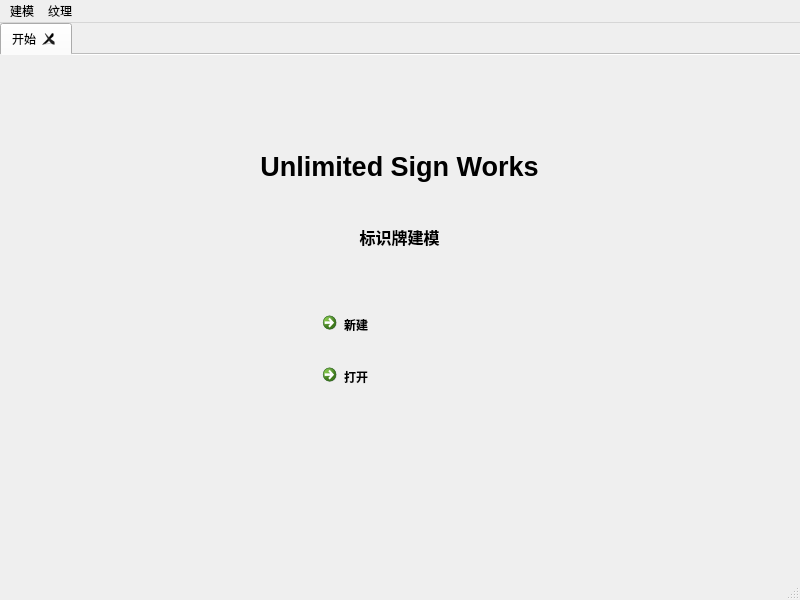
This is app/win/MainWindow.ui in Arkueid/unlimited-sign-works as Qt 5 draws it before an edit. The edited form follows.
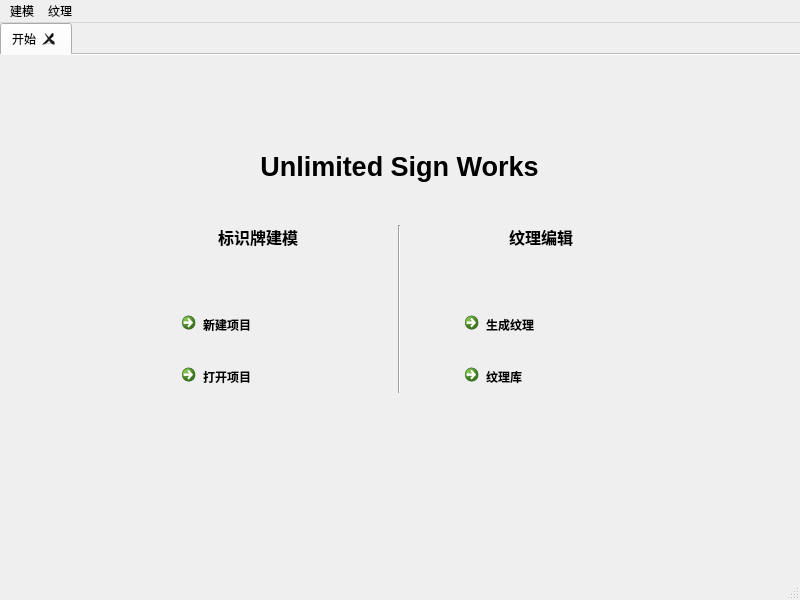
This is the edited form. Icons and pictures are not drawn.

Commit message: 优化项目加载，完善开始页

Diff of the .ui file:
```diff
--- a/app/win/MainWindow.ui
+++ b/app/win/MainWindow.ui
@@ -75,7 +75,7 @@
        </attribute>
        <layout class="QHBoxLayout" name="horizontalLayout_2" stretch="3">
         <item>
-         <layout class="QVBoxLayout" name="verticalLayout" stretch="3,0,1,1,5">
+         <layout class="QVBoxLayout" name="verticalLayout" stretch="3,0,5">
           <property name="topMargin">
            <number>50</number>
           </property>
@@ -96,6 +96,25 @@
            </widget>
           </item>
           <item>
+           <layout class="QHBoxLayout" name="horizontalLayout_5">
+            <property name="topMargin">
+             <number>0</number>
+            </property>
+            <property name="rightMargin">
+             <number>0</number>
+            </property>
+            <item>
+             <layout class="QVBoxLayout" name="verticalLayout_2">
+              <property name="leftMargin">
+               <number>0</number>
+              </property>
+              <property name="topMargin">
+               <number>0</number>
+              </property>
+              <property name="rightMargin">
+               <number>50</number>
+              </property>
+              <item>
            <widget class="QLabel" name="label_2">
             <property name="font">
              <font>
@@ -125,7 +144,7 @@
                </sizepolicy>
               </property>
               <property name="text">
-               <string>新建</string>
+                   <string>新建项目</string>
               </property>
               <property name="icon">
                <iconset theme="QIcon::ThemeIcon::DocumentNew"/>
@@ -148,12 +167,101 @@
                </sizepolicy>
               </property>
               <property name="text">
-               <string>打开</string>
+                   <string>打开项目</string>
               </property>
               <property name="icon">
                <iconset theme="QIcon::ThemeIcon::DocumentOpen"/>
               </property>
              </widget>
+                </item>
+               </layout>
+              </item>
+             </layout>
+            </item>
+            <item>
+             <widget class="Line" name="line">
+              <property name="orientation">
+               <enum>Qt::Orientation::Vertical</enum>
+              </property>
+             </widget>
+            </item>
+            <item>
+             <layout class="QVBoxLayout" name="verticalLayout_3">
+              <property name="leftMargin">
+               <number>50</number>
+              </property>
+              <item>
+               <widget class="QLabel" name="label_3">
+                <property name="sizePolicy">
+                 <sizepolicy hsizetype="Preferred" vsizetype="Preferred">
+                  <horstretch>0</horstretch>
+                  <verstretch>0</verstretch>
+                 </sizepolicy>
+                </property>
+                <property name="font">
+                 <font>
+                  <pointsize>12</pointsize>
+                  <bold>true</bold>
+                 </font>
+                </property>
+                <property name="text">
+                 <string>纹理编辑</string>
+                </property>
+                <property name="alignment">
+                 <set>Qt::AlignmentFlag::AlignCenter</set>
+                </property>
+               </widget>
+              </item>
+              <item>
+               <layout class="QHBoxLayout" name="horizontalLayout_7">
+                <property name="leftMargin">
+                 <number>0</number>
+                </property>
+                <property name="topMargin">
+                 <number>50</number>
+                </property>
+                <item>
+                 <widget class="QCommandLinkButton" name="clbTexGen">
+                  <property name="sizePolicy">
+                   <sizepolicy hsizetype="Fixed" vsizetype="Fixed">
+                    <horstretch>0</horstretch>
+                    <verstretch>0</verstretch>
+                   </sizepolicy>
+                  </property>
+                  <property name="text">
+                   <string>生成纹理</string>
+                  </property>
+                  <property name="icon">
+                   <iconset theme="QIcon::ThemeIcon::DocumentSaveAs"/>
+                  </property>
+                 </widget>
+                </item>
+               </layout>
+              </item>
+              <item>
+               <layout class="QHBoxLayout" name="horizontalLayout_6">
+                <property name="topMargin">
+                 <number>10</number>
+                </property>
+                <item>
+                 <widget class="QCommandLinkButton" name="clbTexBase">
+                  <property name="sizePolicy">
+                   <sizepolicy hsizetype="Fixed" vsizetype="Fixed">
+                    <horstretch>0</horstretch>
+                    <verstretch>0</verstretch>
+                   </sizepolicy>
+                  </property>
+                  <property name="text">
+                   <string>纹理库</string>
+                  </property>
+                  <property name="icon">
+                   <iconset theme="QIcon::ThemeIcon::EditSelectAll"/>
+                  </property>
+                 </widget>
+                </item>
+               </layout>
+              </item>
+             </layout>
             </item>
            </layout>
           </item>
```
Left out of the diff: 4 changed lines with no effect on the pictures. Lines whose indentation alone changed are shown as unchanged. The commit also changes 6 other files.
